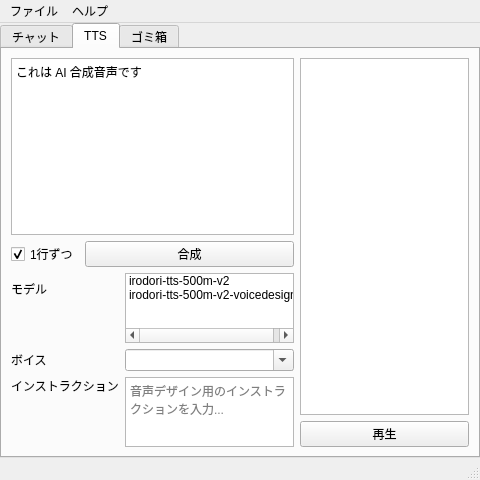
Qt form src/MainWindow.ui (mitayuki3/flexichat) before a commit.
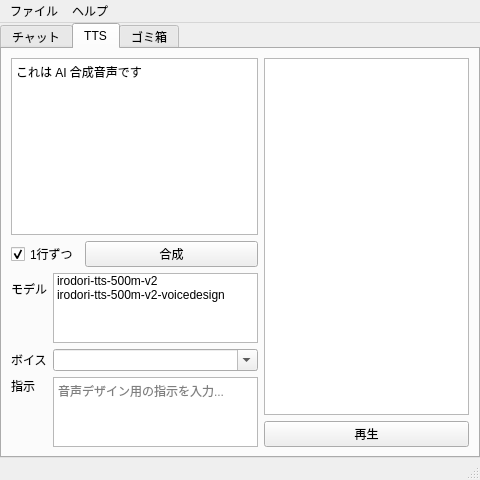
The same form after that commit. The open tabs and pages were chosen to show the change.

Commit message: インストラクション→指示

```diff
--- a/src/MainWindow.ui
+++ b/src/MainWindow.ui
@@ -366,7 +366,7 @@
              <item row="3" column="0">
               <widget class="QLabel" name="ttsInstructionsLabel">
                <property name="text">
-                <string>インストラクション</string>
+                <string>指示</string>
                </property>
                <property name="alignment">
                 <set>Qt::AlignmentFlag::AlignLeading|Qt::AlignmentFlag::AlignLeft|Qt::AlignmentFlag::AlignTop</set>
@@ -382,7 +382,7 @@
                 </sizepolicy>
                </property>
                <property name="placeholderText">
-                <string>音声デザイン用のインストラクションを入力...</string>
+                <string>音声デザイン用の指示を入力...</string>
                </property>
               </widget>
              </item>
```
The commit also changes 3 other files.
